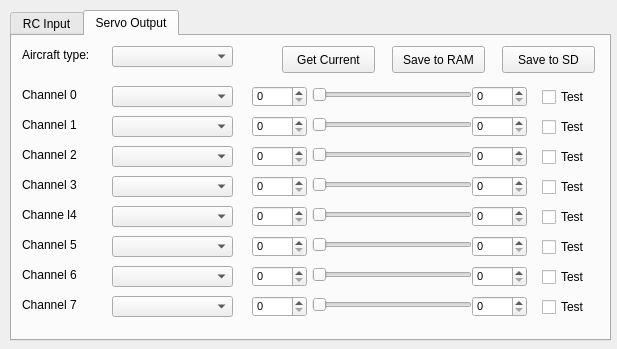
First picture: the form in ground/src/plugins/config/settingswidget.ui, repository openpilot/OpenPilot, before the edit.
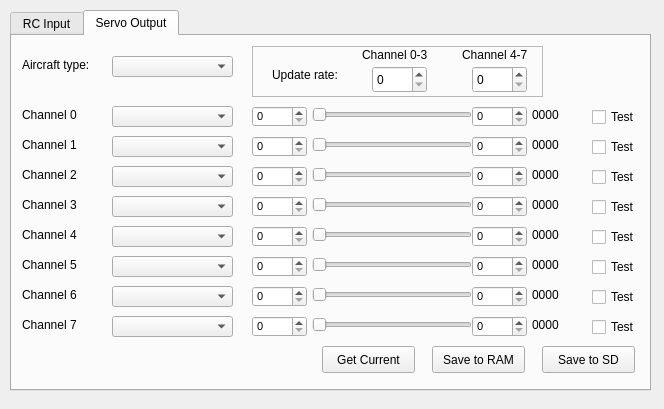
Second picture: the form after the edit. The open tabs and pages were chosen to show the change.

Commit message: OP-38 Output settings now done, to be validated on real HW and tested by more users. "Test" checkboxes not active yet.

Diff of the .ui file:
```diff
--- a/ground/src/plugins/config/settingswidget.ui
+++ b/ground/src/plugins/config/settingswidget.ui
@@ -6,8 +6,8 @@
    <rect>
     <x>0</x>
     <y>0</y>
-    <width>617</width>
-    <height>349</height>
+    <width>664</width>
+    <height>409</height>
    </rect>
   </property>
   <property name="windowTitle">
@@ -18,8 +18,8 @@
     <rect>
      <x>10</x>
      <y>10</y>
-     <width>601</width>
-     <height>331</height>
+     <width>641</width>
+     <height>381</height>
     </rect>
    </property>
    <property name="currentIndex">
@@ -1124,7 +1124,7 @@
      <property name="geometry">
       <rect>
        <x>100</x>
-       <y>10</y>
+       <y>20</y>
        <width>121</width>
        <height>21</height>
       </rect>
@@ -1142,7 +1142,7 @@
      <property name="geometry">
       <rect>
        <x>10</x>
-       <y>10</y>
+       <y>20</y>
        <width>91</width>
        <height>17</height>
       </rect>
@@ -1155,7 +1155,7 @@
      <property name="geometry">
       <rect>
        <x>10</x>
-       <y>50</y>
+       <y>70</y>
        <width>71</width>
        <height>17</height>
       </rect>
@@ -1168,7 +1168,7 @@
      <property name="geometry">
       <rect>
        <x>10</x>
-       <y>80</y>
+       <y>100</y>
        <width>71</width>
        <height>17</height>
       </rect>
@@ -1181,7 +1181,7 @@
      <property name="geometry">
       <rect>
        <x>10</x>
-       <y>110</y>
+       <y>130</y>
        <width>71</width>
        <height>17</height>
       </rect>
@@ -1194,7 +1194,7 @@
      <property name="geometry">
       <rect>
        <x>10</x>
-       <y>140</y>
+       <y>160</y>
        <width>71</width>
        <height>17</height>
       </rect>
@@ -1207,20 +1207,20 @@
      <property name="geometry">
       <rect>
        <x>10</x>
-       <y>170</y>
+       <y>190</y>
        <width>71</width>
        <height>17</height>
       </rect>
      </property>
      <property name="text">
-      <string>Channe l4</string>
+      <string>Channel 4</string>
      </property>
     </widget>
     <widget class="QLabel" name="actuator5Label">
      <property name="geometry">
       <rect>
        <x>10</x>
-       <y>200</y>
+       <y>220</y>
        <width>71</width>
        <height>17</height>
       </rect>
@@ -1236,11 +1236,14 @@
      <property name="geometry">
       <rect>
        <x>300</x>
-       <y>50</y>
+       <y>70</y>
        <width>160</width>
        <height>18</height>
       </rect>
      </property>
+     <property name="maximum">
+      <number>9999</number>
+     </property>
      <property name="orientation">
       <enum>Qt::Horizontal</enum>
      </property>
@@ -1252,7 +1255,7 @@
      <property name="geometry">
       <rect>
        <x>100</x>
-       <y>50</y>
+       <y>70</y>
        <width>121</width>
        <height>21</height>
       </rect>
@@ -1270,7 +1273,7 @@
      <property name="geometry">
       <rect>
        <x>240</x>
-       <y>50</y>
+       <y>70</y>
        <width>55</width>
        <height>21</height>
       </rect>
@@ -1280,6 +1283,9 @@
        <pointsize>8</pointsize>
       </font>
      </property>
+     <property name="maximum">
+      <number>9999</number>
+     </property>
     </widget>
     <widget class="QSpinBox" name="ch0OutMax">
      <property name="enabled">
@@ -1288,7 +1294,7 @@
      <property name="geometry">
       <rect>
        <x>460</x>
-       <y>50</y>
+       <y>70</y>
        <width>55</width>
        <height>21</height>
       </rect>
@@ -1298,6 +1304,9 @@
        <pointsize>8</pointsize>
       </font>
      </property>
+     <property name="maximum">
+      <number>9999</number>
+     </property>
     </widget>
     <widget class="QCheckBox" name="ch0OutTest">
      <property name="enabled">
@@ -1305,8 +1314,8 @@
      </property>
      <property name="geometry">
       <rect>
-       <x>530</x>
-       <y>50</y>
+       <x>580</x>
+       <y>70</y>
        <width>61</width>
        <height>22</height>
       </rect>
@@ -1319,7 +1328,7 @@
      <property name="geometry">
       <rect>
        <x>10</x>
-       <y>230</y>
+       <y>250</y>
        <width>71</width>
        <height>17</height>
       </rect>
@@ -1332,7 +1341,7 @@
      <property name="geometry">
       <rect>
        <x>10</x>
-       <y>260</y>
+       <y>280</y>
        <width>71</width>
        <height>17</height>
       </rect>
@@ -1348,7 +1357,7 @@
      <property name="geometry">
       <rect>
        <x>100</x>
-       <y>80</y>
+       <y>100</y>
        <width>121</width>
        <height>21</height>
       </rect>
@@ -1366,7 +1375,7 @@
      <property name="geometry">
       <rect>
        <x>460</x>
-       <y>80</y>
+       <y>100</y>
        <width>55</width>
        <height>21</height>
       </rect>
@@ -1376,6 +1385,9 @@
        <pointsize>8</pointsize>
       </font>
      </property>
+     <property name="maximum">
+      <number>9999</number>
+     </property>
     </widget>
     <widget class="QSpinBox" name="ch1OutMin">
      <property name="enabled">
@@ -1384,7 +1396,7 @@
      <property name="geometry">
       <rect>
        <x>240</x>
-       <y>80</y>
+       <y>100</y>
        <width>55</width>
        <height>21</height>
       </rect>
@@ -1394,6 +1406,9 @@
        <pointsize>8</pointsize>
       </font>
      </property>
+     <property name="maximum">
+      <number>9999</number>
+     </property>
     </widget>
     <widget class="QSlider" name="ch1OutSlider">
      <property name="enabled">
@@ -1402,11 +1417,14 @@
      <property name="geometry">
       <rect>
        <x>300</x>
-       <y>80</y>
+       <y>100</y>
        <width>160</width>
        <height>18</height>
       </rect>
      </property>
+     <property name="maximum">
+      <number>9999</number>
+     </property>
      <property name="orientation">
       <enum>Qt::Horizontal</enum>
      </property>
@@ -1417,8 +1435,8 @@
      </property>
      <property name="geometry">
       <rect>
-       <x>530</x>
-       <y>80</y>
+       <x>580</x>
+       <y>100</y>
        <width>61</width>
        <height>22</height>
       </rect>
@@ -1434,7 +1452,7 @@
      <property name="geometry">
       <rect>
        <x>100</x>
-       <y>110</y>
+       <y>130</y>
        <width>121</width>
        <height>21</height>
       </rect>
@@ -1452,7 +1470,7 @@
      <property name="geometry">
       <rect>
        <x>460</x>
-       <y>110</y>
+       <y>130</y>
        <width>55</width>
        <height>21</height>
       </rect>
@@ -1462,6 +1480,9 @@
        <pointsize>8</pointsize>
       </font>
      </property>
+     <property name="maximum">
+      <number>9999</number>
+     </property>
     </widget>
     <widget class="QSpinBox" name="ch2OutMin">
      <property name="enabled">
@@ -1470,7 +1491,7 @@
      <property name="geometry">
       <rect>
        <x>240</x>
-       <y>110</y>
+       <y>130</y>
        <width>55</width>
        <height>21</height>
       </rect>
@@ -1480,6 +1501,9 @@
        <pointsize>8</pointsize>
       </font>
      </property>
+     <property name="maximum">
+      <number>9999</number>
+     </property>
     </widget>
     <widget class="QSlider" name="ch2OutSlider">
      <property name="enabled">
@@ -1488,11 +1512,14 @@
      <property name="geometry">
       <rect>
        <x>300</x>
-       <y>110</y>
+       <y>130</y>
        <width>160</width>
        <height>18</height>
       </rect>
      </property>
+     <property name="maximum">
+      <number>9999</number>
+     </property>
      <property name="orientation">
       <enum>Qt::Horizontal</enum>
      </property>
@@ -1503,8 +1530,8 @@
      </property>
      <property name="geometry">
       <rect>
-       <x>530</x>
-       <y>110</y>
+       <x>580</x>
+       <y>130</y>
        <width>61</width>
        <height>22</height>
       </rect>
@@ -1520,7 +1547,7 @@
      <property name="geometry">
       <rect>
        <x>100</x>
-       <y>140</y>
+       <y>160</y>
        <width>121</width>
        <height>21</height>
       </rect>
@@ -1538,7 +1565,7 @@
      <property name="geometry">
       <rect>
        <x>460</x>
-       <y>140</y>
+       <y>160</y>
        <width>55</width>
        <height>21</height>
       </rect>
@@ -1548,6 +1575,9 @@
        <pointsize>8</pointsize>
       </font>
      </property>
+     <property name="maximum">
+      <number>9999</number>
+     </property>
     </widget>
     <widget class="QSpinBox" name="ch3OutMin">
      <property name="enabled">
@@ -1556,7 +1586,7 @@
      <property name="geometry">
       <rect>
        <x>240</x>
-       <y>140</y>
+       <y>160</y>
        <width>55</width>
        <height>21</height>
       </rect>
@@ -1566,6 +1596,9 @@
        <pointsize>8</pointsize>
       </font>
      </property>
+     <property name="maximum">
+      <number>9999</number>
+     </property>
     </widget>
     <widget class="QSlider" name="ch3OutSlider">
      <property name="enabled">
@@ -1574,11 +1607,14 @@
      <property name="geometry">
       <rect>
        <x>300</x>
-       <y>140</y>
+       <y>160</y>
        <width>160</width>
        <height>18</height>
       </rect>
      </property>
+     <property name="maximum">
+      <number>9999</number>
+     </property>
      <property name="orientation">
       <enum>Qt::Horizontal</enum>
      </property>
@@ -1589,8 +1625,8 @@
      </property>
      <property name="geometry">
       <rect>
-       <x>530</x>
-       <y>140</y>
+       <x>580</x>
+       <y>160</y>
        <width>61</width>
        <height>22</height>
       </rect>
@@ -1603,7 +1639,7 @@
      <property name="geometry">
       <rect>
        <x>100</x>
-       <y>170</y>
+       <y>190</y>
        <width>121</width>
        <height>21</height>
       </rect>
@@ -1618,7 +1654,7 @@
      <property name="geometry">
       <rect>
        <x>460</x>
-       <y>170</y>
+       <y>190</y>
        <width>55</width>
        <height>21</height>
       </rect>
@@ -1628,12 +1664,15 @@
        <pointsize>8</pointsize>
       </font>
      </property>
+     <property name="maximum">
+      <number>9999</number>
+     </property>
     </widget>
     <widget class="QSpinBox" name="ch4OutMin">
      <property name="geometry">
       <rect>
        <x>240</x>
-       <y>170</y>
+       <y>190</y>
        <width>55</width>
        <height>21</height>
       </rect>
@@ -1643,16 +1682,22 @@
        <pointsize>8</pointsize>
       </font>
      </property>
+     <property name="maximum">
+      <number>9999</number>
+     </property>
     </widget>
     <widget class="QSlider" name="ch4OutSlider">
      <property name="geometry">
       <rect>
        <x>300</x>
-       <y>170</y>
+       <y>190</y>
        <width>160</width>
        <height>18</height>
       </rect>
      </property>
+     <property name="maximum">
+      <number>9999</number>
+     </property>
      <property name="orientation">
       <enum>Qt::Horizontal</enum>
      </property>
@@ -1660,8 +1705,8 @@
     <widget class="QCheckBox" name="ch4OutTest">
      <property name="geometry">
       <rect>
-       <x>530</x>
-       <y>170</y>
+       <x>580</x>
+       <y>190</y>
        <width>61</width>
        <height>22</height>
       </rect>
@@ -1674,7 +1719,7 @@
      <property name="geometry">
       <rect>
        <x>100</x>
-       <y>200</y>
+       <y>220</y>
        <width>121</width>
        <height>21</height>
       </rect>
@@ -1689,7 +1734,7 @@
      <property name="geometry">
       <rect>
        <x>460</x>
-       <y>200</y>
+       <y>220</y>
        <width>55</width>
        <height>21</height>
       </rect>
@@ -1699,12 +1744,15 @@
        <pointsize>8</pointsize>
       </font>
      </property>
+     <property name="maximum">
+      <number>9999</number>
+     </property>
     </widget>
     <widget class="QSpinBox" name="ch5OutMin">
      <property name="geometry">
       <rect>
        <x>240</x>
-       <y>200</y>
+       <y>220</y>
        <width>55</width>
        <height>21</height>
       </rect>
@@ -1714,16 +1762,22 @@
        <pointsize>8</pointsize>
       </font>
      </property>
+     <property name="maximum">
+      <number>9999</number>
+     </property>
     </widget>
     <widget class="QSlider" name="ch5OutSlider">
      <property name="geometry">
       <rect>
        <x>300</x>
-       <y>200</y>
+       <y>220</y>
        <width>160</width>
        <height>18</height>
       </rect>
      </property>
+     <property name="maximum">
+      <number>9999</number>
+     </property>
      <property name="orientation">
       <enum>Qt::Horizontal</enum>
      </property>
@@ -1731,8 +1785,8 @@
     <widget class="QCheckBox" name="ch5OutTest">
      <property name="geometry">
       <rect>
-       <x>530</x>
-       <y>200</y>
+       <x>580</x>
+       <y>220</y>
        <width>61</width>
        <height>22</height>
       </rect>
@@ -1745,7 +1799,7 @@
      <property name="geometry">
       <rect>
        <x>100</x>
-       <y>230</y>
+       <y>250</y>
        <width>121</width>
        <height>21</height>
       </rect>
@@ -1760,7 +1814,7 @@
      <property name="geometry">
       <rect>
        <x>460</x>
-       <y>230</y>
+       <y>250</y>
        <width>55</width>
        <height>21</height>
       </rect>
@@ -1770,12 +1824,15 @@
        <pointsize>8</pointsize>
       </font>
      </property>
+     <property name="maximum">
+      <number>9999</number>
+     </property>
     </widget>
     <widget class="QSpinBox" name="ch6OutMin">
      <property name="geometry">
       <rect>
        <x>240</x>
-       <y>230</y>
+       <y>250</y>
        <width>55</width>
        <height>21</height>
       </rect>
@@ -1785,16 +1842,22 @@
        <pointsize>8</pointsize>
       </font>
      </property>
+     <property name="maximum">
+      <number>9999</number>
+     </property>
     </widget>
     <widget class="QSlider" name="ch6OutSlider">
      <property name="geometry">
       <rect>
        <x>300</x>
-       <y>230</y>
+       <y>250</y>
        <width>160</width>
        <height>18</height>
       </rect>
      </property>
+     <property name="maximum">
+      <number>9999</number>
+     </property>
      <property name="orientation">
       <enum>Qt::Horizontal</enum>
      </property>
@@ -1802,8 +1865,8 @@
     <widget class="QCheckBox" name="ch6OutTest">
      <property name="geometry">
       <rect>
-       <x>530</x>
-       <y>230</y>
+       <x>580</x>
+       <y>250</y>
        <width>61</width>
        <height>22</height>
       </rect>
@@ -1816,7 +1879,7 @@
      <property name="geometry">
       <rect>
        <x>100</x>
-       <y>260</y>
+       <y>280</y>
        <width>121</width>
        <height>21</height>
       </rect>
@@ -1831,7 +1894,7 @@
      <property name="geometry">
       <rect>
        <x>460</x>
-       <y>260</y>
+       <y>280</y>
        <width>55</width>
        <height>21</height>
       </rect>
@@ -1841,12 +1904,15 @@
        <pointsize>8</pointsize>
       </font>
      </property>
+     <property name="maximum">
+      <number>9999</number>
+     </property>
     </widget>
     <widget class="QSpinBox" name="ch7OutMin">
      <property name="geometry">
       <rect>
        <x>240</x>
-       <y>260</y>
+       <y>280</y>
        <width>55</width>
        <height>21</height>
       </rect>
@@ -1856,16 +1922,22 @@
        <pointsize>8</pointsize>
       </font>
      </property>
+     <property name="maximum">
+      <number>9999</number>
+     </property>
     </widget>
     <widget class="QSlider" name="ch7OutSLider">
      <property name="geometry">
       <rect>
        <x>300</x>
-       <y>260</y>
+       <y>280</y>
        <width>160</width>
        <height>18</height>
       </rect>
      </property>
+     <property name="maximum">
+      <number>9999</number>
+     </property>
      <property name="orientation">
       <enum>Qt::Horizontal</enum>
      </property>
@@ -1873,8 +1945,8 @@
     <widget class="QCheckBox" name="ch7OutTest">
      <property name="geometry">
       <rect>
-       <x>530</x>
-       <y>260</y>
+       <x>580</x>
+       <y>280</y>
        <width>61</width>
        <height>22</height>
       </rect>
@@ -1886,8 +1958,8 @@
     <widget class="QPushButton" name="saveRCOutputToSD">
      <property name="geometry">
       <rect>
-       <x>490</x>
-       <y>10</y>
+       <x>530</x>
+       <y>310</y>
        <width>93</width>
        <height>27</height>
       </rect>
@@ -1903,8 +1975,8 @@
     <widget class="QPushButton" name="getRCOutputCurrent">
      <property name="geometry">
       <rect>
-       <x>270</x>
-       <y>10</y>
+       <x>310</x>
+       <y>310</y>
        <width>93</width>
        <height>27</height>
       </rect>
@@ -1919,8 +1991,8 @@
     <widget class="QPushButton" name="saveRCOutputToRAM">
      <property name="geometry">
       <rect>
-       <x>380</x>
-       <y>10</y>
+       <x>420</x>
+       <y>310</y>
        <width>93</width>
        <height>27</height>
       </rect>
@@ -1933,6 +2005,191 @@
       <string>Save to RAM</string>
      </property>
     </widget>
+    <widget class="QFrame" name="frame">
+     <property name="geometry">
+      <rect>
+       <x>240</x>
+       <y>10</y>
+       <width>291</width>
+       <height>51</height>
+      </rect>
+     </property>
+     <property name="frameShape">
+      <enum>QFrame::StyledPanel</enum>
+     </property>
+     <property name="frameShadow">
+      <enum>QFrame::Raised</enum>
+     </property>
+     <widget class="QSpinBox" name="outputRate2">
+      <property name="geometry">
+       <rect>
+        <x>220</x>
+        <y>20</y>
+        <width>55</width>
+        <height>27</height>
+       </rect>
+      </property>
+      <property name="maximum">
+       <number>9999</number>
+      </property>
+     </widget>
+     <widget class="QLabel" name="label_3">
+      <property name="geometry">
+       <rect>
+        <x>20</x>
+        <y>20</y>
+        <width>81</width>
+        <height>17</height>
+       </rect>
+      </property>
+      <property name="text">
+       <string>Update rate:</string>
+      </property>
+     </widget>
+     <widget class="QSpinBox" name="outputRate1">
+      <property name="geometry">
+       <rect>
+        <x>120</x>
+        <y>20</y>
+        <width>55</width>
+        <height>27</height>
+       </rect>
+      </property>
+      <property name="maximum">
+       <number>9999</number>
+      </property>
+     </widget>
+     <widget class="QLabel" name="label_4">
+      <property name="geometry">
+       <rect>
+        <x>110</x>
+        <y>0</y>
+        <width>81</width>
+        <height>17</height>
+       </rect>
+      </property>
+      <property name="text">
+       <string>Channel 0-3</string>
+      </property>
+     </widget>
+     <widget class="QLabel" name="label_5">
+      <property name="geometry">
+       <rect>
+        <x>210</x>
+        <y>0</y>
+        <width>81</width>
+        <height>17</height>
+       </rect>
+      </property>
+      <property name="text">
+       <string>Channel 4-7</string>
+      </property>
+     </widget>
+    </widget>
+    <widget class="QLabel" name="label_6">
+     <property name="geometry">
+      <rect>
+       <x>520</x>
+       <y>70</y>
+       <width>41</width>
+       <height>17</height>
+      </rect>
+     </property>
+     <property name="text">
+      <string>0000</string>
+     </property>
+    </widget>
+    <widget class="QLabel" name="label_7">
+     <property name="geometry">
+      <rect>
+       <x>520</x>
+       <y>100</y>
+       <width>41</width>
+       <height>17</height>
+      </rect>
+     </property>
+     <property name="text">
+      <string>0000</string>
+     </property>
+    </widget>
+    <widget class="QLabel" name="label_8">
+     <property name="geometry">
+      <rect>
+       <x>520</x>
+       <y>130</y>
+       <width>41</width>
+       <height>17</height>
+      </rect>
+     </property>
+     <property name="text">
+      <string>0000</string>
+     </property>
+    </widget>
+    <widget class="QLabel" name="label_9">
+     <property name="geometry">
+      <rect>
+       <x>520</x>
+       <y>160</y>
+       <width>41</width>
+       <height>17</height>
+      </rect>
+     </property>
+     <property name="text">
+      <string>0000</string>
+     </property>
+    </widget>
+    <widget class="QLabel" name="label_10">
+     <property name="geometry">
+      <rect>
+       <x>520</x>
+       <y>190</y>
+       <width>41</width>
+       <height>17</height>
+      </rect>
+     </property>
+     <property name="text">
+      <string>0000</string>
+     </property>
+    </widget>
+    <widget class="QLabel" name="label_11">
+     <property name="geometry">
+      <rect>
+       <x>520</x>
+       <y>220</y>
+       <width>41</width>
+       <height>17</height>
+      </rect>
+     </property>
+     <property name="text">
+      <string>0000</string>
+     </property>
+    </widget>
+    <widget class="QLabel" name="label_12">
+     <property name="geometry">
+      <rect>
+       <x>520</x>
+       <y>250</y>
+       <width>41</width>
+       <height>17</height>
+      </rect>
+     </property>
+     <property name="text">
+      <string>0000</string>
+     </property>
+    </widget>
+    <widget class="QLabel" name="label_13">
+     <property name="geometry">
+      <rect>
+       <x>520</x>
+       <y>280</y>
+       <width>41</width>
+       <height>17</height>
+      </rect>
+     </property>
+     <property name="text">
+      <string>0000</string>
+     </property>
+    </widget>
    </widget>
   </widget>
  </widget>
```
Left out of the diff: 160 changed lines with no effect on the pictures. The commit also changes 3 other files.
